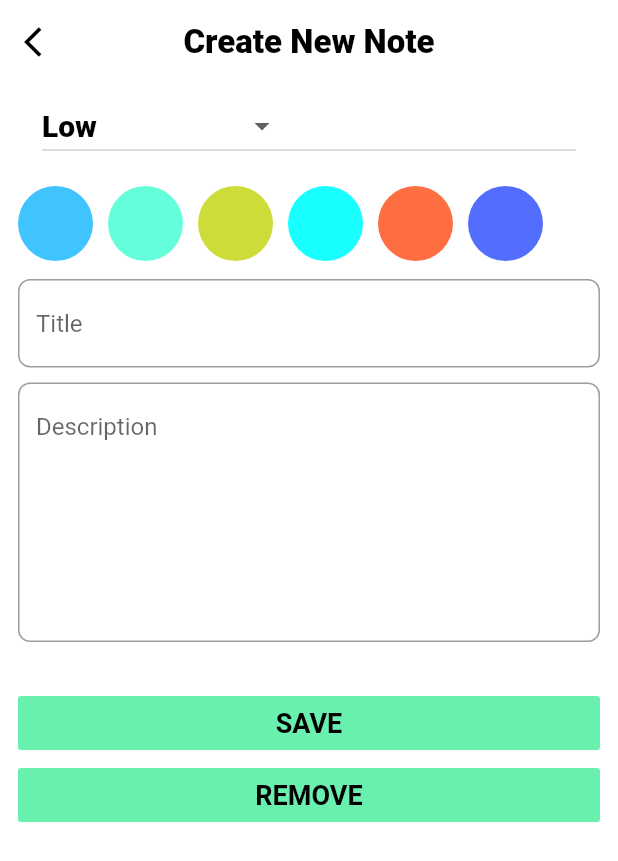
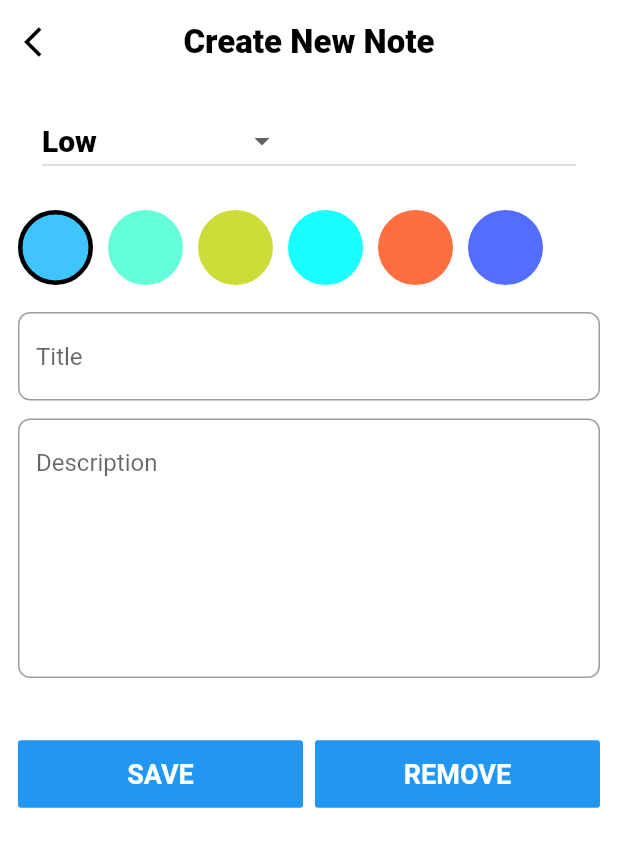
Before and after one commit to KasarAkash/Note-Keeper-App, a Flutter app: the screen it shows after launch, after a tap on the "create" icon, on a phone screen of 412 x 824 dp. Shown: the top 861 px of the screen. Run offline on Flutter 3.47's test engine with Material 2 defaults, Android fonts, the phone set to English and light mode, and no system bars; our stand-ins replace hive, hive_flutter; accounts and stored records are empty; generated files the repository leaves out were written again.

Commit message:
Add new note feature complete

```diff
--- a/lib/main.dart
+++ b/lib/main.dart
@@ -11,7 +11,7 @@ void main() async {
   final doc = await getApplicationDocumentsDirectory();
   Hive.init(doc.path);
   Hive.registerAdapter(NoteAdapter());
-  Hive.openBox<Note>(boxName);
+  await Hive.openBox<Note>(boxName);
   runApp(MyApp());
 }
 
--- a/lib/models/note_model.dart
+++ b/lib/models/note_model.dart
@@ -1,4 +1,3 @@
-import 'package:flutter/material.dart';
 import 'package:hive/hive.dart';
 
 part 'note_model.g.dart';
@@ -18,7 +17,7 @@ class Note {
   final String priority;
 
   @HiveField(5)
-  final Color color;
+  final int color;
 
   Note({
     this.title,
--- a/lib/screens/note.detail.dart
+++ b/lib/screens/note.detail.dart
@@ -8,9 +8,16 @@ import 'package:intl/intl.dart';
 import '../main.dart';
 
 class NoteDetailScreen extends StatefulWidget {
-  final String title;
+  final String appTitle;
+  Note note;
 
-  const NoteDetailScreen({Key key, this.title}) : super(key: key);
+  final int id;
+  NoteDetailScreen({
+    Key key,
+    this.appTitle,
+    this.note,
+    this.id,
+  }) : super(key: key);
   @override
   _NoteDetailScreenState createState() => _NoteDetailScreenState();
 }
@@ -19,7 +26,7 @@ class _NoteDetailScreenState extends State<NoteDetailScreen> {
   String priority = "Low";
   TextEditingController titleText = TextEditingController();
   TextEditingController descriptionText = TextEditingController();
-  int selectedIndex;
+  int selectedIndex = 0;
 
   Box<Note> box;
 
@@ -31,6 +38,11 @@ class _NoteDetailScreenState extends State<NoteDetailScreen> {
 
   @override
   Widget build(BuildContext context) {
+    if (widget.id != null) {
+      widget.note = box.get(widget.id);
+      titleText.text = widget.note.title;
+      descriptionText.text = widget.note.description;
+    }
     return Scaffold(
       appBar: AppBar(
         leading: IconButton(
@@ -43,7 +55,7 @@ class _NoteDetailScreenState extends State<NoteDetailScreen> {
           },
         ),
         title: Text(
-          widget.title ?? "NoteDetail",
+          widget.appTitle ?? "NoteDetail",
           style: MyTextTheme.appTitle,
         ),
       ),
@@ -51,6 +63,7 @@ class _NoteDetailScreenState extends State<NoteDetailScreen> {
         padding: EdgeInsets.symmetric(horizontal: 12),
         child: ListView(
           children: <Widget>[
+            SizedBox(height: 10),
             Tooltip(
               message: "Set Priority of Note",
               child: ListTile(
@@ -59,13 +72,10 @@ class _NoteDetailScreenState extends State<NoteDetailScreen> {
                   items: ["High", "Medium", "Low"].map((String item) {
                     return DropdownMenuItem<String>(
                       value: item,
-                      child: Text(
-                        item,
-                        style: MyTextTheme.dropDownTitle,
-                      ),
+                      child: Text(item, style: MyTextTheme.dropDownTitle),
                     );
                   }).toList(),
-                  onChanged: (value) {
+                  onChanged: (String value) {
                     setState(() {
                       priority = value;
                     });
@@ -74,7 +84,7 @@ class _NoteDetailScreenState extends State<NoteDetailScreen> {
                 ),
               ),
             ),
-            SizedBox(height: 12),
+            SizedBox(height: 18),
             Row(
               children: <Widget>[
                 CircleDot(
@@ -121,7 +131,7 @@ class _NoteDetailScreenState extends State<NoteDetailScreen> {
                 ),
               ],
             ),
-            SizedBox(height: 12),
+            SizedBox(height: 18),
             TextField(
               controller: titleText,
               decoration: InputDecoration(
@@ -131,7 +141,7 @@ class _NoteDetailScreenState extends State<NoteDetailScreen> {
                 ),
               ),
             ),
-            SizedBox(height: 10),
+            SizedBox(height: 12),
             TextField(
               controller: descriptionText,
               maxLines: 7,
@@ -142,37 +152,59 @@ class _NoteDetailScreenState extends State<NoteDetailScreen> {
                 ),
               ),
             ),
-            SizedBox(height: 30),
-            RaisedButton(
+            SizedBox(height: 40),
+            Row(
+              children: [
+                Expanded(
+                  flex: 1,
+                  child: RaisedButton(
+                    child: Padding(
+                      padding: EdgeInsets.symmetric(vertical: 12),
                       child: Text(
                         "SAVE",
                         style: MyTextTheme.buttonTitle,
                       ),
-              color: Colors.greenAccent,
+                    ),
+                    color: Colors.blue,
                     elevation: 0,
                     onPressed: () {
-                setState(() {
                       Note value = Note(
                         title: titleText.text,
                         description: descriptionText.text,
                         priority: priority,
-                    color: selectColor(selectedIndex),
+                        color: selectedIndex,
                         date: DateFormat.yMMMd().format(DateTime.now()),
                       );
+
+                      if (widget.id == null) {
                         box.add(value);
-                });
+                      } else {
+                        box.put(widget.id, value);
+                      }
+
+                      Navigator.pop(context);
                     },
                   ),
-            RaisedButton(
+                ),
+                SizedBox(width: 8),
+                Expanded(
+                  flex: 1,
+                  child: RaisedButton(
+                    child: Padding(
+                      padding: EdgeInsets.symmetric(vertical: 12),
                       child: Text(
                         "REMOVE",
                         style: MyTextTheme.buttonTitle,
                       ),
-              color: Colors.greenAccent,
+                    ),
+                    color: Colors.blue,
                     elevation: 0,
                     onPressed: () {
                       Navigator.pop(context);
                     },
+                  ),
+                ),
+              ],
             ),
           ],
         ),
@@ -185,46 +217,4 @@ class _NoteDetailScreenState extends State<NoteDetailScreen> {
       selectedIndex = index;
     });
   }
-
-  Color selectColor(int index) {
-    switch (index) {
-      case 0:
-        Colors.lightBlueAccent;
-        break;
-      case 1:
-        Colors.tealAccent;
-        break;
-      case 2:
-        Colors.lime;
-        break;
-      case 3:
-        Colors.cyanAccent;
-        break;
-      case 4:
-        Colors.deepOrangeAccent;
-        break;
-      case 5:
-        Colors.indigoAccent;
-        break;
-
-      default:
-        Colors.transparent;
 }
-  }
-
-  Color selectPriority(String s) {
-    switch (s) {
-      case "High":
-        Colors.redAccent;
-        break;
-      case "High":
-        Colors.deepOrange;
-        break;
-      case "High":
-        Colors.amber;
-        break;
-      default:
-        Colors.amber;
-    }
-  }
-}
--- a/lib/screens/note_list.dart
+++ b/lib/screens/note_list.dart
@@ -13,8 +13,6 @@ class NoteListScreen extends StatefulWidget {
 }
 
 class _NoteListScreenState extends State<NoteListScreen> {
-  Note note;
-
   Box<Note> box;
 
   @override
@@ -40,9 +38,24 @@ class _NoteListScreenState extends State<NoteListScreen> {
             itemCount: keys.length,
             itemBuilder: (context, index) {
               int key = keys[index];
-              note = value.get(key);
-              return NoteTile(
-                note: note,
+              Note note = value.get(key);
+              return InkWell(
+                onTap: () {
+                  Navigator.push(
+                    context,
+                    MaterialPageRoute(builder: (BuildContext context) {
+                      return NoteDetailScreen(
+                        note: note,
+                        appTitle: "Edit Note",
+                        id: key,
+                      );
+                    }),
+                  );
+                },
+                child: NoteTile(
+                  note: note,
+                  id: key,
+                ),
               );
             },
           );
@@ -51,10 +64,9 @@ class _NoteListScreenState extends State<NoteListScreen> {
       floatingActionButton: FloatingActionButton(
         elevation: 18.0,
         tooltip: "Add New Note",
-        backgroundColor: Colors.greenAccent,
         child: Icon(
           Icons.create,
-          color: Colors.black,
+          color: Colors.white,
           size: 28.0,
         ),
         onPressed: () {
@@ -63,7 +75,8 @@ class _NoteListScreenState extends State<NoteListScreen> {
             MaterialPageRoute(
               builder: (BuildContext context) {
                 return NoteDetailScreen(
-                  title: "Create New Note",
+                  appTitle: "Create New Note",
+                  note: Note(),
                 );
               },
             ),
--- a/lib/themes/textStyle.dart
+++ b/lib/themes/textStyle.dart
@@ -14,7 +14,7 @@ class MyTextTheme {
   );
   static const TextStyle noteSubTitle = TextStyle(
     fontWeight: FontWeight.w500,
-    fontSize: 16.0,
+    fontSize: 18.0,
     color: Colors.black,
   );
   static const TextStyle noteDateTitle = TextStyle(
@@ -30,6 +30,6 @@ class MyTextTheme {
   static const TextStyle buttonTitle = TextStyle(
     fontWeight: FontWeight.w700,
     fontSize: 18.0,
-    color: Colors.black,
+    color: Colors.white,
   );
 }
```
Also changed, not shown: lib/widgets/NoteTile.dart (+72 -4 lines), lib/models/note_model.g.dart. Lines whose indentation alone changed are shown as unchanged.
